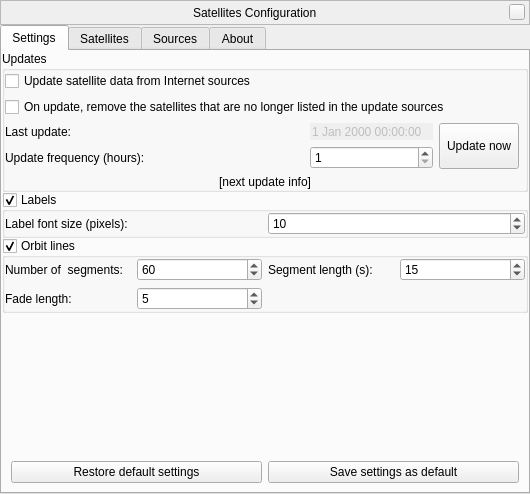
Above: plugins/Satellites/src/gui/satellitesDialog.ui from 519984307/stellarium_src before the change. Below: the same form after it.
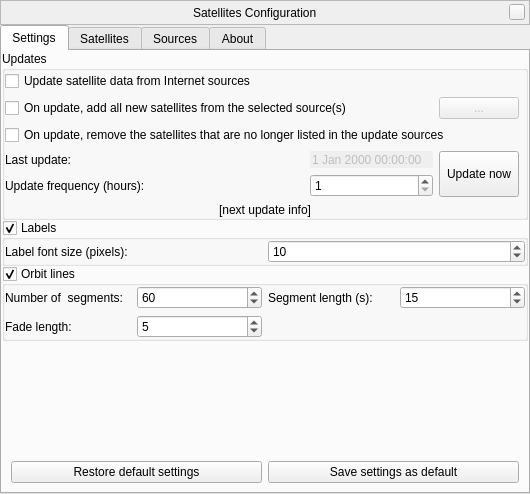
That is the form after the change. Custom widgets are drawn as their Qt base class.

Commit message: GUI for the auto-add feature (only partially tested)

The edit to the form file:
```diff
--- a/plugins/Satellites/src/gui/satellitesDialog.ui
+++ b/plugins/Satellites/src/gui/satellitesDialog.ui
@@ -145,20 +145,7 @@
           <property name="margin">
            <number>0</number>
           </property>
-          <item row="3" column="2">
-           <widget class="QSpinBox" name="updateFrequencySpinBox">
-            <property name="minimum">
-             <number>1</number>
-            </property>
-            <property name="maximum">
-             <number>9999</number>
-            </property>
-            <property name="value">
-             <number>1</number>
-            </property>
-           </widget>
-          </item>
-          <item row="4" column="0" colspan="5">
+          <item row="5" column="0" colspan="5">
            <widget class="QLabel" name="nextUpdateLabel">
             <property name="text">
              <string notr="true">[next update info]</string>
@@ -168,10 +155,16 @@
             </property>
            </widget>
           </item>
-          <item row="2" column="0">
-           <widget class="QLabel" name="label_7">
-            <property name="text">
-             <string>Last update:</string>
+          <item row="4" column="2">
+           <widget class="QSpinBox" name="updateFrequencySpinBox">
+            <property name="minimum">
+             <number>1</number>
+            </property>
+            <property name="maximum">
+             <number>9999</number>
+            </property>
+            <property name="value">
+             <number>1</number>
             </property>
            </widget>
           </item>
@@ -182,7 +175,14 @@
             </property>
            </widget>
           </item>
-          <item row="2" column="1" rowspan="2">
+          <item row="3" column="0">
+           <widget class="QLabel" name="label_7">
+            <property name="text">
+             <string>Last update:</string>
+            </property>
+           </widget>
+          </item>
+          <item row="3" column="1" rowspan="2">
            <spacer name="horizontalSpacer">
             <property name="orientation">
              <enum>Qt::Horizontal</enum>
@@ -195,20 +195,7 @@
             </property>
            </spacer>
           </item>
-          <item row="2" column="3" rowspan="2">
-           <widget class="QPushButton" name="updateButton">
-            <property name="sizePolicy">
-             <sizepolicy hsizetype="Minimum" vsizetype="Preferred">
-              <horstretch>0</horstretch>
-              <verstretch>0</verstretch>
-             </sizepolicy>
-            </property>
-            <property name="text">
-             <string>Update now</string>
-            </property>
-           </widget>
-          </item>
-          <item row="2" column="2">
+          <item row="3" column="2">
            <widget class="QDateTimeEdit" name="lastUpdateDateTimeEdit">
             <property name="enabled">
              <bool>false</bool>
@@ -221,20 +208,60 @@
             </property>
            </widget>
           </item>
-          <item row="3" column="0">
-           <widget class="QLabel" name="updateFrequencyLabel">
-            <property name="text">
-             <string>Update frequency (hours):</string>
-            </property>
-           </widget>
-          </item>
           <item row="1" column="0" colspan="4">
+           <layout class="QHBoxLayout" name="horizontalLayoutAutoAdd">
+            <item>
+             <widget class="QCheckBox" name="checkBoxAutoAdd">
+              <property name="sizePolicy">
+               <sizepolicy hsizetype="Expanding" vsizetype="Fixed">
+                <horstretch>0</horstretch>
+                <verstretch>0</verstretch>
+               </sizepolicy>
+              </property>
+              <property name="text">
+               <string>On update, add all new satellites from the selected source(s)</string>
+              </property>
+             </widget>
+            </item>
+            <item>
+             <widget class="QPushButton" name="jumpToSourcesButton">
+              <property name="enabled">
+               <bool>false</bool>
+              </property>
+              <property name="text">
+               <string notr="true">...</string>
+              </property>
+             </widget>
+            </item>
+           </layout>
+          </item>
+          <item row="3" column="3" rowspan="2">
+           <widget class="QPushButton" name="updateButton">
+            <property name="sizePolicy">
+             <sizepolicy hsizetype="Minimum" vsizetype="Preferred">
+              <horstretch>0</horstretch>
+              <verstretch>0</verstretch>
+             </sizepolicy>
+            </property>
+            <property name="text">
+             <string>Update now</string>
+            </property>
+           </widget>
+          </item>
+          <item row="2" column="0" colspan="4">
            <widget class="QCheckBox" name="checkBoxAutoRemove">
             <property name="text">
              <string>On update, remove the satellites that are no longer listed in the update sources</string>
             </property>
            </widget>
           </item>
+          <item row="4" column="0">
+           <widget class="QLabel" name="updateFrequencyLabel">
+            <property name="text">
+             <string>Update frequency (hours):</string>
+            </property>
+           </widget>
+          </item>
          </layout>
         </widget>
        </item>
```
Left out of the diff: 47 changed lines with no effect on the pictures. The commit also changes 5 other files.
